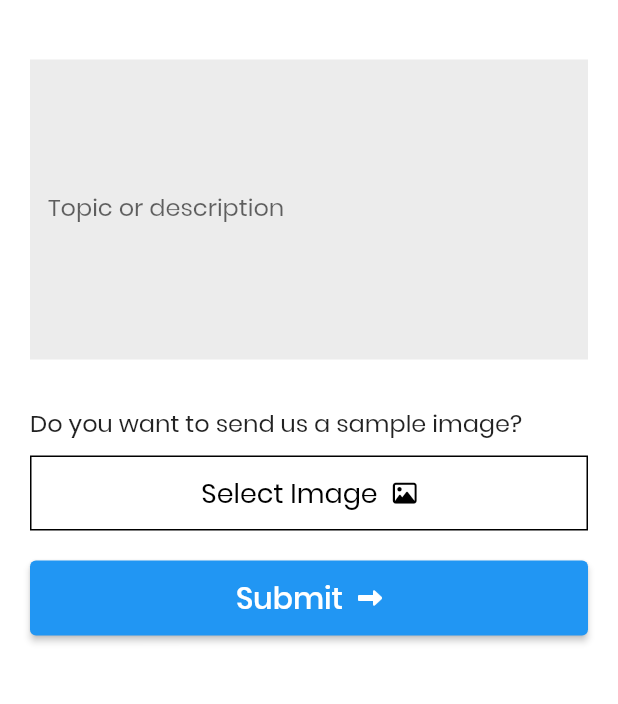
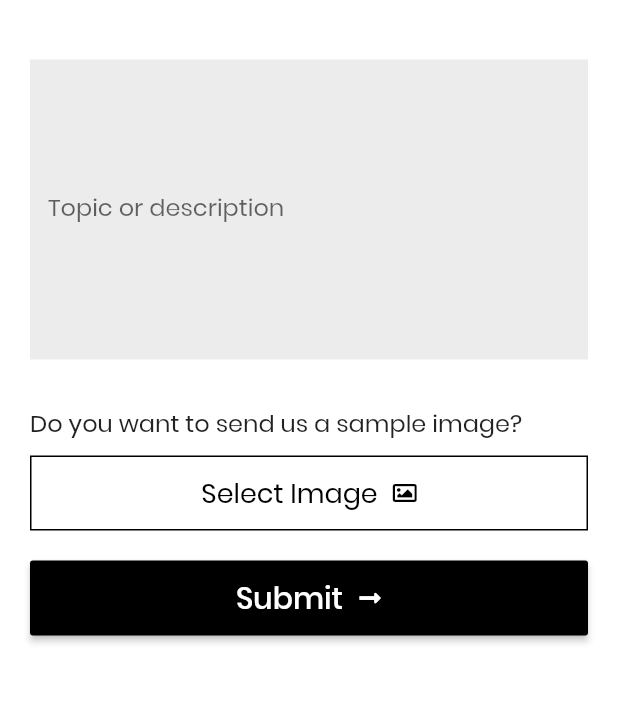
Before and after one commit to harshsshah999/FlutterWallpaperStoic, a Flutter app: the RequestWallpaper screen opened directly, on a phone screen of 412 x 824 dp, the part 302-1006 px from its top. Run offline on Flutter 3.47's test engine with Material 2 defaults, Android fonts, the phone set to English and light mode, and no system bars; our stand-ins replace awesome_dialog, cached_network_image, carousel_slider, cloud_firestore, dio, dots_indicator and 19 more; missing offline and left inert: android_alarm_manager_plus, android_power_manager, ext_storage, flutter_downloader, flutter_wallpaper_manager, launch_review and 4 more; accounts and stored records are empty; statements that could not run were skipped.

Commit message:
Revert "Updated Gradle version, Packages and resolved errors"
This reverts commit 343c15fa1d2c76fb05cd947d3b4c790216aa996e.

```diff
--- a/Wallpaper App Flutter/wallpaper_app/lib/pages/home.dart
+++ b/Wallpaper App Flutter/wallpaper_app/lib/pages/home.dart
@@ -552,7 +552,7 @@ class _HomePageState extends State<HomePage> {
   }
 
   static void downloadCallback(
-      String id, int status, int progress) {
+      String id, DownloadTaskStatus status, int progress) {
     final SendPort send =
         IsolateNameServer.lookupPortByName('downloader_send_port')!;
     send.send([id, status, progress]);
@@ -832,7 +832,7 @@ class _HomePageState extends State<HomePage> {
                           padding: const EdgeInsets.all(12),
                           child: DotsIndicator(
                             dotsCount: 5,
-                            position: listIndex,
+                            position: listIndex.toDouble(),
                             decorator: DotsDecorator(
                               activeColor: Colors.black,
                               color: Colors.black,
--- a/Wallpaper App Flutter/wallpaper_app/lib/pages/request_wall.dart
+++ b/Wallpaper App Flutter/wallpaper_app/lib/pages/request_wall.dart
@@ -121,10 +121,8 @@ class _RequestWallpaperState extends State<RequestWallpaper> {
                     Container(
                       height: 50,
                       // ignore: deprecated_member_use
-                      child: ElevatedButton(
-                        style: ElevatedButton.styleFrom(
-                          foregroundColor: Colors.black
-                        ),
+                      child: RaisedButton(
+                        color: Colors.black,
                         onPressed: () {
                           saveDataToDB();
                         },
@@ -191,7 +189,7 @@ class _RequestWallpaperState extends State<RequestWallpaper> {
                 'Please enter a topic or description',
               ),
               actions: [
-                TextButton(
+                FlatButton(
                   child: const Text('OK'),
                   onPressed: () {
                     Navigator.of(context).pop();
@@ -250,7 +248,7 @@ class _RequestWallpaperState extends State<RequestWallpaper> {
                   'Your request has been sent successfully',
                 ),
                 actions: [
-                  TextButton(
+                  FlatButton(
                     child: const Text('OK'),
                     onPressed: () {
                       Navigator.of(context).pop();
```
Also changed, not shown: Wallpaper App Flutter/wallpaper_app/lib/pages/details.dart (+9 -8 lines), Wallpaper App Flutter/wallpaper_app/pubspec.yaml (+22 -22 lines), Wallpaper App Flutter/wallpaper_app/pubspec.lock, 3 other files.
